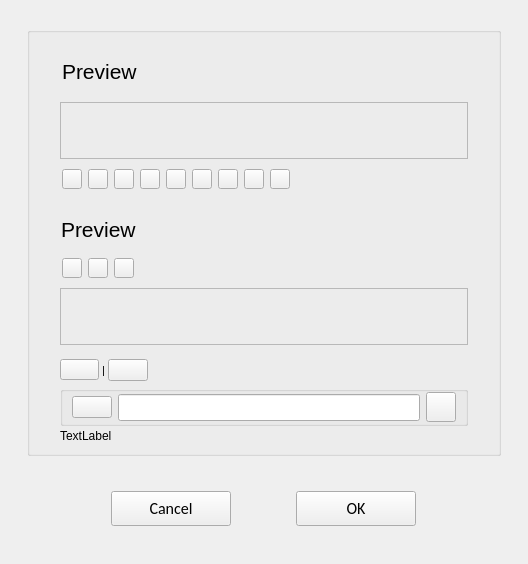
Qt form opensyde_tool/src/graphic_items/style_setup/C_GiSyColorSelectWidget.ui (openSYDE/openSYDE) before a commit.
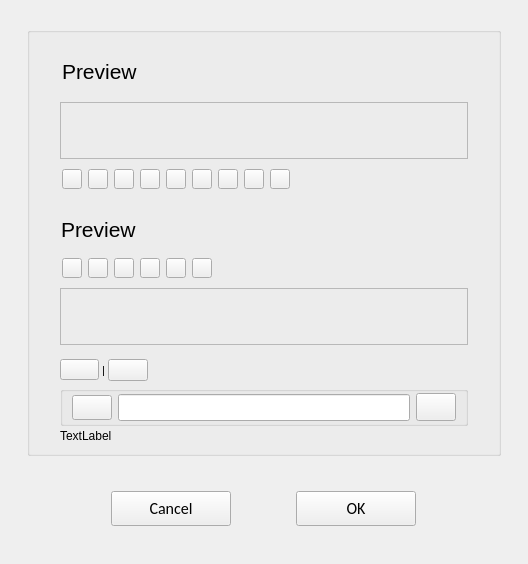
The same form after that commit. Custom widgets are drawn as their Qt base class.

```diff
--- a/opensyde_tool/src/graphic_items/style_setup/C_GiSyColorSelectWidget.ui
+++ b/opensyde_tool/src/graphic_items/style_setup/C_GiSyColorSelectWidget.ui
@@ -85,6 +85,9 @@
       </item>
       <item>
        <spacer name="verticalSpacer_1">
+        <property name="orientation">
+         <enum>Qt::Vertical</enum>
+        </property>
         <property name="sizeType">
          <enum>QSizePolicy::Fixed</enum>
         </property>
@@ -118,6 +121,9 @@
       </item>
       <item>
        <spacer name="verticalSpacer_2">
+        <property name="orientation">
+         <enum>Qt::Vertical</enum>
+        </property>
         <property name="sizeType">
          <enum>QSizePolicy::Fixed</enum>
         </property>
@@ -275,6 +281,9 @@
       </item>
       <item>
        <spacer name="verticalSpacer_3">
+        <property name="orientation">
+         <enum>Qt::Vertical</enum>
+        </property>
         <property name="sizeType">
          <enum>QSizePolicy::Fixed</enum>
         </property>
@@ -360,7 +369,46 @@
          </widget>
         </item>
         <item>
-         <widget class="stw_opensyde_gui_elements::C_OgePubDialog" name="pc_PushButtonRecentColorNr3">
+         <widget class="stw_opensyde_gui_elements::C_OgePubColor" name="pc_PushButtonRecentColorNr3">
+          <property name="maximumSize">
+           <size>
+            <width>20</width>
+            <height>20</height>
+           </size>
+          </property>
+          <property name="checkable">
+           <bool>true</bool>
+          </property>
+         </widget>
+        </item>
+        <item>
+         <widget class="stw_opensyde_gui_elements::C_OgePubColor" name="pc_PushButtonRecentColorNr4">
+          <property name="maximumSize">
+           <size>
+            <width>20</width>
+            <height>20</height>
+           </size>
+          </property>
+          <property name="checkable">
+           <bool>true</bool>
+          </property>
+         </widget>
+        </item>
+        <item>
+         <widget class="stw_opensyde_gui_elements::C_OgePubColor" name="pc_PushButtonRecentColorNr5">
+          <property name="maximumSize">
+           <size>
+            <width>20</width>
+            <height>20</height>
+           </size>
+          </property>
+          <property name="checkable">
+           <bool>true</bool>
+          </property>
+         </widget>
+        </item>
+        <item>
+         <widget class="stw_opensyde_gui_elements::C_OgePubColor" name="pc_PushButtonRecentColorNr6">
           <property name="maximumSize">
            <size>
             <width>20</width>
@@ -389,6 +437,9 @@
       </item>
       <item>
        <spacer name="verticalSpacer_4">
+        <property name="orientation">
+         <enum>Qt::Vertical</enum>
+        </property>
         <property name="sizeType">
          <enum>QSizePolicy::Fixed</enum>
         </property>
@@ -422,6 +473,9 @@
       </item>
       <item>
        <spacer name="verticalSpacer_5">
+        <property name="orientation">
+         <enum>Qt::Vertical</enum>
+        </property>
         <property name="sizeType">
          <enum>QSizePolicy::Fixed</enum>
         </property>
@@ -438,6 +492,9 @@
       </item>
       <item>
        <spacer name="verticalSpacer_6">
+        <property name="orientation">
+         <enum>Qt::Vertical</enum>
+        </property>
         <property name="sizeType">
          <enum>QSizePolicy::Fixed</enum>
         </property>
@@ -527,6 +584,9 @@
       </item>
       <item>
        <spacer name="verticalSpacer_7">
+        <property name="orientation">
+         <enum>Qt::Vertical</enum>
+        </property>
         <property name="sizeType">
          <enum>QSizePolicy::Fixed</enum>
         </property>
@@ -562,10 +622,13 @@
             <widget class="stw_opensyde_gui_elements::C_OgePubIconOnly" name="pc_PushButtonIcon">
              <property name="minimumSize">
               <size>
-               <width>20</width>
-               <height>20</height>
+               <width>25</width>
+               <height>25</height>
               </size>
              </property>
+             <property name="checkable">
+              <bool>true</bool>
+             </property>
             </widget>
            </item>
            <item>
@@ -579,11 +642,11 @@
             </widget>
            </item>
            <item>
-            <widget class="stw_opensyde_gui_elements::C_OgePubDialog" name="pc_PushButtonSelectedColor">
-             <property name="maximumSize">
+            <widget class="stw_opensyde_gui::C_GiSyColorShower" name="pc_PushButtonColorShower">
+             <property name="minimumSize">
               <size>
-               <width>30</width>
-               <height>30</height>
+               <width>28</width>
+               <height>28</height>
               </size>
              </property>
             </widget>
@@ -786,6 +849,26 @@
    <header>C_OgeGbxGrayed.h</header>
    <container>1</container>
   </customwidget>
+  <customwidget>
+   <class>stw_opensyde_gui::C_GiSyColorShower</class>
+   <extends>QPushButton</extends>
+   <header>C_GiSyColorShower.h</header>
+  </customwidget>
+  <customwidget>
+   <class>stw_opensyde_gui_elements::C_OgePubTextOnly</class>
+   <extends>QPushButton</extends>
+   <header>C_OgePubTextOnly.h</header>
+  </customwidget>
+  <customwidget>
+   <class>stw_opensyde_gui_elements::C_OgeLabGenericNoPaddingNoMargins</class>
+   <extends>QLabel</extends>
+   <header>C_OgeLabGenericNoPaddingNoMargins.h</header>
+  </customwidget>
+  <customwidget>
+   <class>stw_opensyde_gui_elements::C_OgePubColor</class>
+   <extends>QPushButton</extends>
+   <header>C_OgePubColor.h</header>
+  </customwidget>
  </customwidgets>
  <resources/>
  <connections/>
```
Left out of the diff: 52 changed lines with no effect on the pictures.
